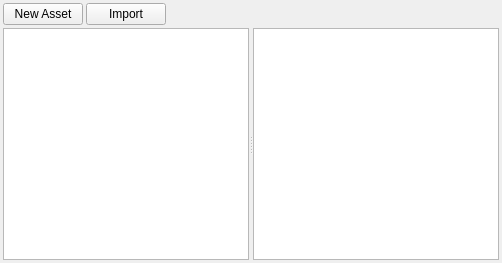
Qt form Tools/Editor/assetmanager/assetmanagerwidget.ui (marcellfischbach/CobaltSKY) before a commit.
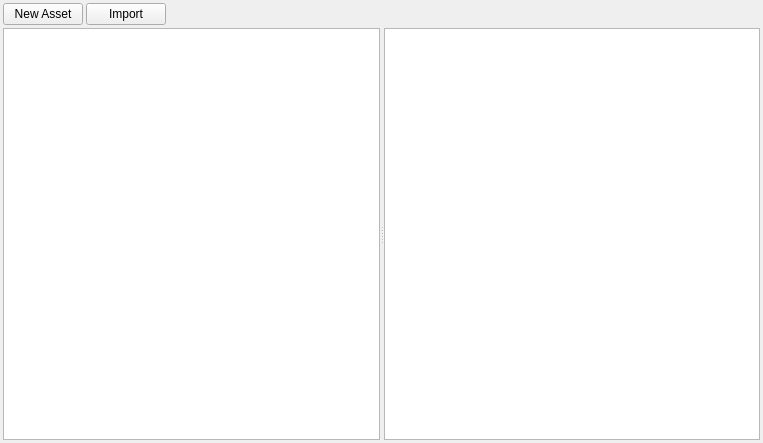
The same form after that commit. Icons and pictures are not drawn.

```diff
--- a/Tools/Editor/assetmanager/assetmanagerwidget.ui
+++ b/Tools/Editor/assetmanager/assetmanagerwidget.ui
@@ -6,8 +6,8 @@
    <rect>
     <x>0</x>
     <y>0</y>
-    <width>502</width>
-    <height>263</height>
+    <width>763</width>
+    <height>443</height>
    </rect>
   </property>
   <property name="windowTitle">
```
Left out of the diff: 2 changed lines with no effect on the pictures.
